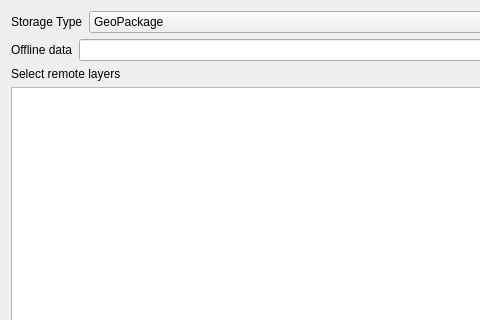
First picture: the form in src/plugins/offline_editing/offline_editing_plugin_guibase.ui, repository qgis/QGIS, before the edit; both pictures show x 0 to 480 and y 0 to 320 of the 590 by 570 pixel window.
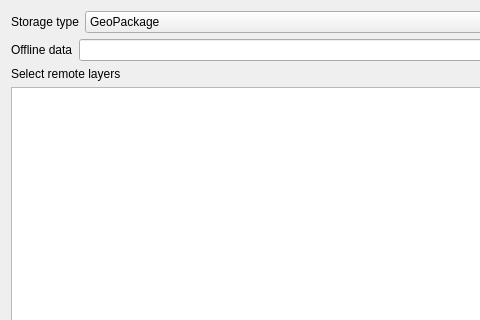
Second picture: the form after the edit. Icons and pictures are not drawn. Custom widgets are drawn as their Qt base class.

Patch:
```diff
--- a/src/plugins/offline_editing/offline_editing_plugin_guibase.ui
+++ b/src/plugins/offline_editing/offline_editing_plugin_guibase.ui
@@ -29,7 +29,7 @@
         </size>
        </property>
        <property name="text">
-        <string>Storage Type</string>
+        <string>Storage type</string>
        </property>
       </widget>
      </item>
```
Left out of the diff: 2 changed lines with no effect on the pictures.
